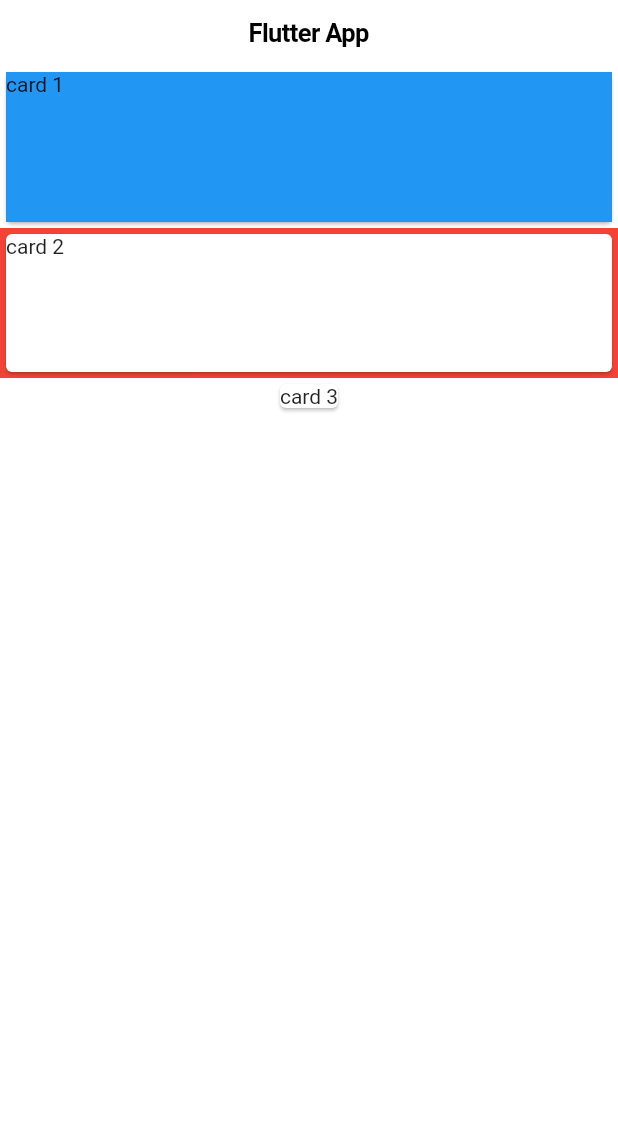
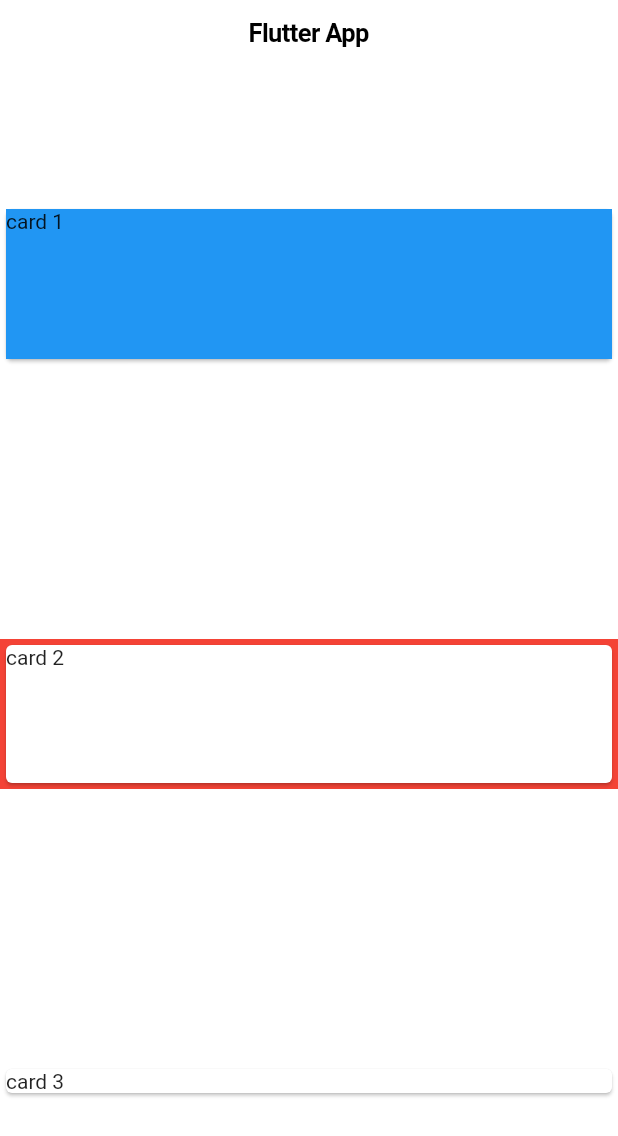
Before and after one commit to flypenguin/course_udemy_flutter, a Flutter app: the screen it shows after launch, on a phone screen of 412 x 824 dp. Shown: the top 1136 px of the screen. Run offline on Flutter 3.47's test engine with Material 2 defaults, Android fonts, the phone set to English and light mode, and no system bars.

Commit message:
test Column widget formatting

```diff
--- a/lib/main.dart
+++ b/lib/main.dart
@@ -23,7 +23,12 @@ class MyHomePage extends StatelessWidget {
         middle: Text('Flutter App'),
       ),
       child: SafeArea(
+        // column parameters:
+        //     main axis: top-bottom (for row it's left-right)
+        //     cross axis: left-right (for row it's top-bottom)
         child: Column(
+          crossAxisAlignment: CrossAxisAlignment.stretch,
+          mainAxisAlignment: MainAxisAlignment.spaceAround,
           children: <Widget>[
             // one possibility: wrap the Text widget
             Card(
```
